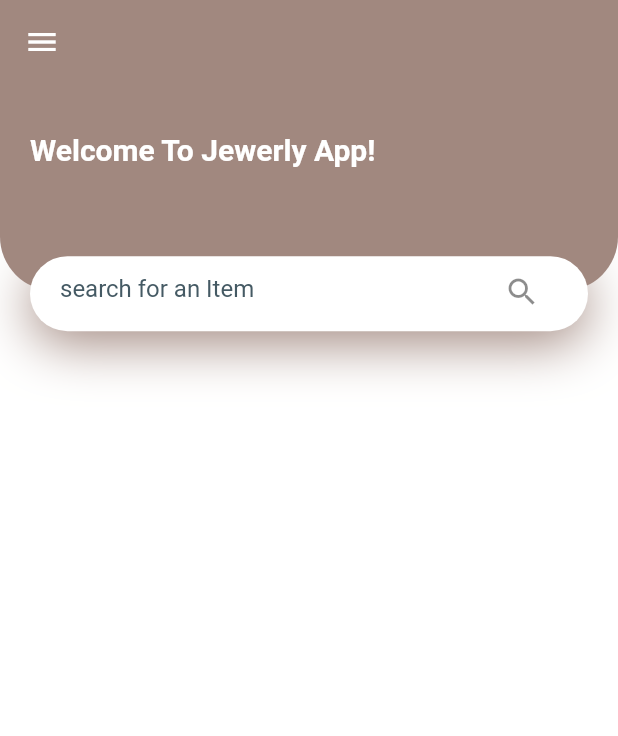
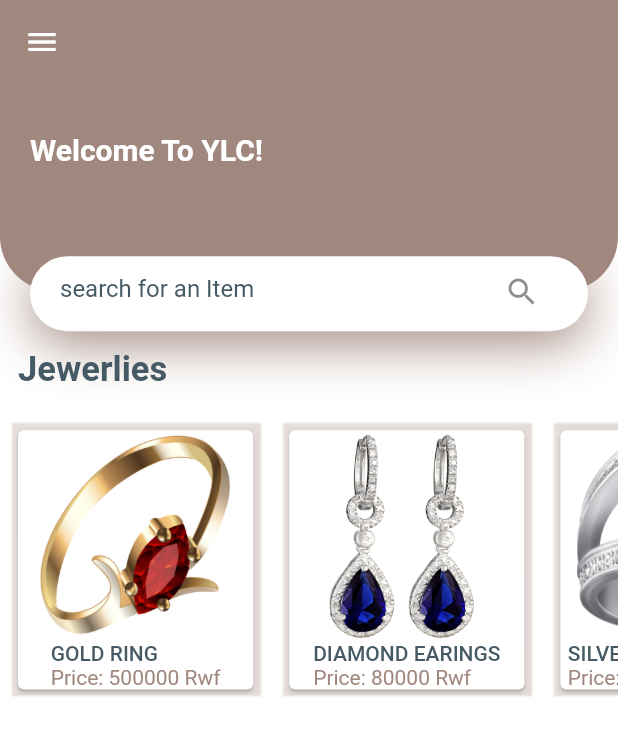
Before and after one commit to Pax-02/jewerly-flutter-app, a Flutter app: the screen it shows after launch, on a phone screen of 412 x 824 dp. Shown: the top 736 px of the screen. Run offline on Flutter 3.47's test engine with Material 2 defaults, Android fonts, the phone set to English and light mode, and no system bars.

Commit message:
added Jewerly section and it's products

```diff
--- /dev/null
+++ b/jewerlyapp/lib/home_components/HeaderAndSearchbar.dart
@@ -0,0 +1,81 @@
+import 'package:flutter/material.dart';
+import 'package:jewerlyapp/constants.dart';
+
+
+class HeaderAndSearchBar extends StatelessWidget {
+  const HeaderAndSearchBar({
+    Key key,
+    @required this.size,
+  }) : super(key: key);
+
+  final Size size;
+
+  @override
+  Widget build(BuildContext context) {
+    return Container(
+      height: size.height * 0.2,
+      child: Stack(
+        children: <Widget>[
+          //container to be added to the appbar to annd form the b0ttom border radius
+          Container(
+            padding: EdgeInsets.only(
+              bottom: 50.0,
+              left: Kpadding,
+
+            ),
+            height: size.height * 0.2 - 27,
+            decoration: BoxDecoration(
+                color: kprimaryColor,
+                borderRadius: BorderRadius.only(
+                    bottomLeft: Radius.circular(36),
+                    bottomRight: Radius.circular(36))),
+            child: Row(
+              children: [
+                Text(
+                  "Welcome To YLC!",
+                  style: Theme.of(context).textTheme.headline6.copyWith(
+                        color: Colors.white,
+                        fontWeight: FontWeight.bold,
+                      ),
+                ),
+              ],
+            ),
+          ),
+          //position widget that will help us tp position the container widget dat will be used as a search boc
+          Positioned(
+            bottom: 0,
+            left: 0,
+            right: 0,
+            child: Container(
+              margin: EdgeInsets.symmetric(horizontal: Kpadding),
+              padding: EdgeInsets.symmetric(horizontal: Kpadding),
+              height: 50.0,
+              decoration: BoxDecoration(
+                  color: Colors.white,
+                  borderRadius: BorderRadius.circular(30),
+                  boxShadow: [
+                    BoxShadow(
+                        offset: Offset(0, 8),
+                        blurRadius: 30.0,
+                        color: kprimaryColor)
+                  ]),
+              child: TextField(
+                decoration: InputDecoration(
+                  //text tp be seen before a user inputs a search
+                  hintText: "search for an Item",
+                  hintStyle: TextStyle(color: ktextColor),
+                  //rempve the border of the textflied
+                  enabledBorder: InputBorder.none,
+                  focusedBorder: InputBorder.none,
+                  suffixIcon: Icon(Icons.search),
+                ),
+              ),
+            ),
+          ),
+
+
+        ],
+      ),
+    );
+  }
+}
--- /dev/null
+++ b/jewerlyapp/lib/home_components/SectionTitle.dart
@@ -0,0 +1,28 @@
+import 'package:flutter/material.dart';
+import 'package:jewerlyapp/constants.dart';
+
+class SectionTitle extends StatelessWidget {
+  const SectionTitle({
+    this.title,
+    Key key,
+  }) : super(key: key);
+  final String title;
+
+  @override
+  Widget build(BuildContext context) {
+    return Row(
+      children: [
+        Container(
+          margin: EdgeInsets.all(12),
+          height: 30,
+          child: Stack(
+            children: [
+              Text(title,style: TextStyle(fontWeight: FontWeight.bold, fontSize: 23,)),
+            ],
+          ),
+          ),
+
+      ],
+    );
+  }
+}
--- a/jewerlyapp/lib/home_components/body.dart
+++ b/jewerlyapp/lib/home_components/body.dart
@@ -1,76 +1,95 @@
 import 'package:flutter/material.dart';
 import 'package:jewerlyapp/constants.dart';
+import 'package:jewerlyapp/home_components/HeaderAndSearchbar.dart';
+import 'package:jewerlyapp/home_components/SectionTitle.dart';
 
 class Body extends StatelessWidget {
   @override
   Widget build(BuildContext context) {
     Size size = MediaQuery.of(context).size;
-    return Column(
+    return SingleChildScrollView(
+      child: Column(
         children: [
-        Container(
-          height: size.height * 0.2,
-          child: Stack(
-            children: <Widget>[
-              //container to be added to the appbar to annd form the b0ttom border radius
-              Container(
-                padding: EdgeInsets.only(
-                  bottom: 50.0,
-                  left: Kpadding,
-
+          HeaderAndSearchBar(size: size),
+          SectionTitle(
+            title: "Jewerlies",
           ),
-                height: size.height * 0.2 - 27,
-                decoration: BoxDecoration(
-                    color: kprimaryColor,
-                    borderRadius: BorderRadius.only(
-                        bottomLeft: Radius.circular(36),
-                        bottomRight: Radius.circular(36))),
+          SingleChildScrollView(
+            scrollDirection: Axis.horizontal,
             child: Row(
               children: [
-                    Text(
-                      "Welcome To Jewerly App!",
-                      style: Theme.of(context).textTheme.headline6.copyWith(
-                            color: Colors.white,
-                            fontWeight: FontWeight.bold,
+                JewerlyProduct(image: "assets/Gold_ring.png",
+                name: "Gold ring",
+                price: 500000,
+                press: (){},),
+                JewerlyProduct(image: "assets/diamond_earings.png",
+                name: "Diamond Earings",
+                price: 80000,
+                press: (){},),
+                JewerlyProduct(image: "assets/silver_ring.png",
+                name: "Silver Diamond ring",
+                price: 300000,
+                press: (){},),
+              ],
             ),
           ),
         ],
       ),
+    );
+  }
+}
+
+class JewerlyProduct extends StatelessWidget {
+  const JewerlyProduct({
+    Key key,
+    this.image,
+    this.name,
+    this.price,
+    this.press,
+
+
+  }) : super(key: key);
+
+  final String image;
+  final String name;
+  final int price;
+  final Function press;
+
+  @override
+  Widget build(BuildContext context) {
+    Size size=MediaQuery.of(context).size;
+    return GestureDetector(
+      onTap: press,
+      child: Container(
+        margin: EdgeInsets.all(8.0),
+        decoration: BoxDecoration(boxShadow: [BoxShadow(
+          color: kprimaryColor.withOpacity(0.3),
+          spreadRadius: 1,
+          blurRadius: 0.3,
+          offset: Offset(1, 0), // changes position of shadow
+        )]),
+        width: size.width * 0.4,
+        child: Card(
+          child: Column(
+            children: [
+              SizedBox(
+                width: size.width * 0.4 - 30,
+                child: Image.asset(
+                  image,
+                  fit: BoxFit.fill,
                 ),
-              //position widget that will help us tp position the container widget dat will be used as a search boc
-              Positioned(
-                bottom: 0,
-                left: 0,
-                right: 0,
-                child: Container(
-                  margin: EdgeInsets.symmetric(horizontal: Kpadding),
-                  padding: EdgeInsets.symmetric(horizontal: Kpadding),
-                  height: 50.0,
-                  decoration: BoxDecoration(
-                      color: Colors.white,
-                      borderRadius: BorderRadius.circular(30),
-                      boxShadow: [
-                        BoxShadow(
-                            offset: Offset(0, 8),
-                            blurRadius: 30.0,
-                            color: kprimaryColor)
+                height: size.width * 0.4 - 24,
+              ),
+              RichText(
+                text: TextSpan(children: [
+                  TextSpan(text:'$name\n'.toUpperCase(),style:Theme.of(context).textTheme.button),
+                  TextSpan(text: "Price: $price Rwf", style: TextStyle(color: kprimaryColor))
                 ]),
-                  child: TextField(
-                    decoration: InputDecoration(
-                      //text tp be seen before a user inputs a search
-                      hintText: "search for an Item",
-                      hintStyle: TextStyle(color: ktextColor),
-                      //rempve the border of the textflied
-                      enabledBorder: InputBorder.none,
-                      focusedBorder: InputBorder.none,
-                      suffixIcon: Icon(Icons.search),
+              )
+            ],
           ),
         ),
       ),
-              )
-            ],
-          ),
-        )
-      ],
     );
   }
 }
```
Also changed, not shown: jewerlyapp/pubspec.yaml (+7 -3 lines), jewerlyapp/assets/Gold_ring.png (added), jewerlyapp/assets/anhor_portrait.png (added), jewerlyapp/assets/diamond_earings.png (added), jewerlyapp/assets/flower_vase.png (added), jewerlyapp/assets/silver_ring.png (added), jewerlyapp/assets/vase1.png (added). Lines whose indentation alone changed are shown as unchanged.
